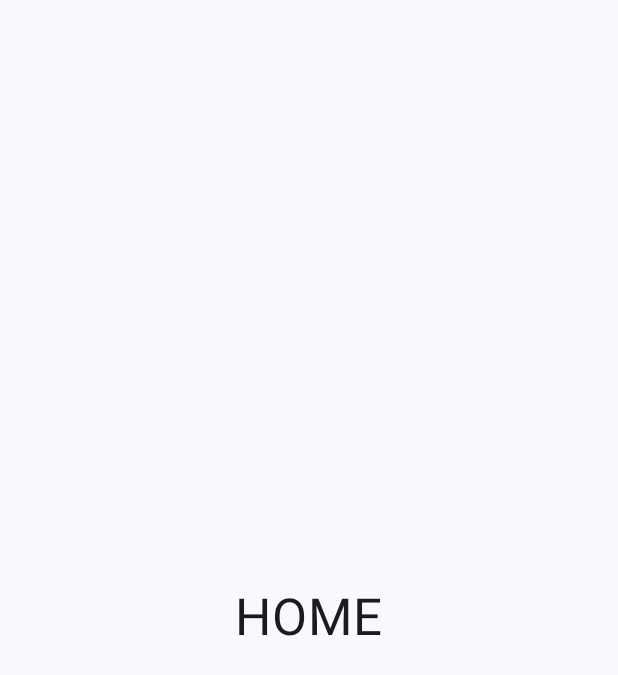
After one commit to naufalnak/MovApp, an Android app built with Jetpack Compose: the HomeScreen screen opened through its navigation route, on a phone screen of 412 x 824 dp. The commit adds this screen. Shown: the top 675 px of the screen. Run offline under Robolectric (Android 15) with nearby library versions, the phone set to English and light mode, and no system bars; our stand-ins replace Dagger/Hilt's generated code, accompanist.

Commit message:
buat splash dan onboarding

```diff
--- a/app/src/main/java/com/makaraya/movapp/MainActivity.kt
+++ b/app/src/main/java/com/makaraya/movapp/MainActivity.kt
@@ -3,44 +3,45 @@ package com.makaraya.movapp
 import android.os.Bundle
 import androidx.activity.ComponentActivity
 import androidx.activity.compose.setContent
+import androidx.compose.animation.ExperimentalAnimationApi
 import androidx.compose.foundation.layout.fillMaxSize
+import androidx.compose.material3.ExperimentalMaterial3Api
 import androidx.compose.material3.MaterialTheme
 import androidx.compose.material3.Surface
 import androidx.compose.material3.Text
 import androidx.compose.runtime.Composable
+import androidx.compose.runtime.getValue
 import androidx.compose.ui.Modifier
 import androidx.compose.ui.tooling.preview.Preview
+import androidx.core.splashscreen.SplashScreen.Companion.installSplashScreen
+import androidx.navigation.compose.rememberNavController
+import com.google.accompanist.pager.ExperimentalPagerApi
+import com.makaraya.movapp.screen.splash.SplashViewModel
 import com.makaraya.movapp.ui.theme.MovAppTheme
+import dagger.hilt.android.AndroidEntryPoint
+import javax.inject.Inject
 
+@ExperimentalAnimationApi
+@ExperimentalPagerApi
+@AndroidEntryPoint
 class MainActivity : ComponentActivity() {
+
+    @Inject
+    lateinit var splashViewModel: SplashViewModel
+
+    @OptIn(ExperimentalMaterial3Api::class)
     override fun onCreate(savedInstanceState: Bundle?) {
         super.onCreate(savedInstanceState)
+        installSplashScreen().setKeepOnScreenCondition {
+            !splashViewModel.isLoading.value
+        }
+
         setContent {
             MovAppTheme {
-                // A surface container using the 'background' color from the theme
-                Surface(
-                    modifier = Modifier.fillMaxSize(),
-                    color = MaterialTheme.colorScheme.background
-                ) {
-                    Greeting("Android")
-                }
+                val screen by splashViewModel.startDestination
+                val navController = rememberNavController()
+                MovApp(navController = navController, startDestination = screen)
             }
         }
     }
 }
-
-@Composable
-fun Greeting(name: String, modifier: Modifier = Modifier) {
-    Text(
-        text = "Hello $name!",
-        modifier = modifier
-    )
-}
-
-@Preview(showBackground = true)
-@Composable
-fun GreetingPreview() {
-    MovAppTheme {
-        Greeting("Android")
-    }
-}
--- /dev/null
+++ b/app/src/main/java/com/makaraya/movapp/MovApp.kt
@@ -0,0 +1,48 @@
+package com.makaraya.movapp
+
+import androidx.compose.animation.ExperimentalAnimationApi
+import androidx.compose.foundation.layout.padding
+import androidx.compose.material3.ExperimentalMaterial3Api
+import androidx.compose.material3.Scaffold
+import androidx.compose.runtime.Composable
+import androidx.compose.ui.Modifier
+import androidx.navigation.NavHostController
+import androidx.navigation.compose.NavHost
+import androidx.navigation.compose.composable
+import com.google.accompanist.pager.ExperimentalPagerApi
+import com.makaraya.movapp.navigation.Screen
+import com.makaraya.movapp.screen.home.HomeScreen
+import com.makaraya.movapp.screen.welcome.WelcomeScreen
+
+@OptIn(ExperimentalAnimationApi::class, ExperimentalPagerApi::class)
+@ExperimentalMaterial3Api
+@Composable
+fun MovApp(
+    navController: NavHostController,
+    startDestination: String
+) {
+    Scaffold(
+        topBar = {
+
+        },
+        bottomBar = {
+
+        },
+        modifier = Modifier,
+        content = { innerPadding ->
+            NavHost(
+                navController = navController,
+                startDestination = startDestination,
+                modifier = Modifier.padding(innerPadding)
+            ) {
+                composable(route = Screen.Welcome.route) {
+                    WelcomeScreen(navController = navController)
+                }
+                composable(route = Screen.Home.route) {
+                    HomeScreen(navController = navController)
+                }
+                // Define other screens here if necessary
+            }
+        }
+    )
+}
--- /dev/null
+++ b/app/src/main/java/com/makaraya/movapp/data/local/DataStoreRepository.kt
@@ -0,0 +1,45 @@
+package com.makaraya.movapp.data.local
+
+import android.content.Context
+import androidx.datastore.core.DataStore
+import androidx.datastore.core.IOException
+import androidx.datastore.preferences.core.Preferences
+import androidx.datastore.preferences.core.booleanPreferencesKey
+import androidx.datastore.preferences.core.edit
+import androidx.datastore.preferences.core.emptyPreferences
+import androidx.datastore.preferences.preferencesDataStore
+import kotlinx.coroutines.flow.Flow
+import kotlinx.coroutines.flow.catch
+import kotlinx.coroutines.flow.map
+
+val Context.dataStore: DataStore<Preferences> by preferencesDataStore(name = "on_boarding_pref")
+
+class DataStoreRepository(context: Context) {
+
+    private object PreferencesKey {
+        val onBoardingKey = booleanPreferencesKey(name = "on_boarding_completed")
+    }
+
+    private val dataStore = context.dataStore
+
+    suspend fun saveOnBoardingState(completed: Boolean) {
+        dataStore.edit { preferences ->
+            preferences[PreferencesKey.onBoardingKey] = completed
+        }
+    }
+
+    fun readOnBoardingState(): Flow<Boolean> {
+        return dataStore.data
+            .catch { exception ->
+                if (exception is IOException) {
+                    emit(emptyPreferences())
+                } else {
+                    throw exception
+                }
+            }
+            .map { preferences ->
+                val onBoardingState = preferences[PreferencesKey.onBoardingKey] ?: false
+                onBoardingState
+            }
+    }
+}
--- /dev/null
+++ b/app/src/main/java/com/makaraya/movapp/navigation/Screen.kt
@@ -0,0 +1,6 @@
+package com.makaraya.movapp.navigation
+
+sealed class Screen(val route: String) {
+    object Welcome : Screen(route = "welcome_screen")
+    object Home : Screen(route = "home_screen")
+}
--- /dev/null
+++ b/app/src/main/java/com/makaraya/movapp/screen/home/HomeScreen.kt
@@ -0,0 +1,31 @@
+package com.makaraya.movapp.screen.home
+
+import androidx.compose.foundation.layout.Box
+import androidx.compose.foundation.layout.fillMaxSize
+import androidx.compose.material.MaterialTheme
+import androidx.compose.material3.Text
+import androidx.compose.runtime.Composable
+import androidx.compose.ui.Alignment
+import androidx.compose.ui.Modifier
+import androidx.compose.ui.tooling.preview.Preview
+import androidx.navigation.NavController
+import androidx.navigation.compose.rememberNavController
+
+@Composable
+fun HomeScreen(navController: NavController) {
+    Box(
+        modifier = Modifier.fillMaxSize(),
+        contentAlignment = Alignment.Center
+    ) {
+        Text(
+            text = "HOME",
+            fontSize = MaterialTheme.typography.h4.fontSize
+        )
+    }
+}
+
+@Composable
+@Preview(showBackground = true)
+fun HomeScreenPreview() {
+    HomeScreen(navController = rememberNavController())
+}
--- /dev/null
+++ b/app/src/main/java/com/makaraya/movapp/screen/splash/SplashViewModel.kt
@@ -0,0 +1,36 @@
+package com.makaraya.movapp.screen.splash
+
+import androidx.compose.runtime.MutableState
+import androidx.compose.runtime.State
+import androidx.compose.runtime.mutableStateOf
+import androidx.lifecycle.ViewModel
+import androidx.lifecycle.viewModelScope
+import com.makaraya.movapp.data.local.DataStoreRepository
+import com.makaraya.movapp.navigation.Screen
+import kotlinx.coroutines.launch
+import javax.inject.Inject
+
+class SplashViewModel @Inject constructor(
+    private val repository: DataStoreRepository
+) : ViewModel() {
+
+    private val _isLoading: MutableState<Boolean> = mutableStateOf(true)
+    val isLoading: State<Boolean> = _isLoading
+
+    private val _startDestination: MutableState<String> = mutableStateOf(Screen.Welcome.route)
+    val startDestination: State<String> = _startDestination
+
+    init {
+        viewModelScope.launch {
+            repository.readOnBoardingState().collect { completed ->
+                if (completed) {
+                    _startDestination.value = Screen.Home.route
+                } else {
+                    _startDestination.value = Screen.Welcome.route
+                }
+            }
+            _isLoading.value = false
+        }
+    }
+
+}
--- /dev/null
+++ b/app/src/main/java/com/makaraya/movapp/screen/welcome/WelcomeScreen.kt
@@ -0,0 +1,164 @@
+package com.makaraya.movapp.screen.welcome
+
+import androidx.compose.animation.AnimatedVisibility
+import androidx.compose.animation.ExperimentalAnimationApi
+import androidx.compose.foundation.Image
+import androidx.compose.foundation.layout.Arrangement
+import androidx.compose.foundation.layout.Column
+import androidx.compose.foundation.layout.Row
+import androidx.compose.foundation.layout.fillMaxHeight
+import androidx.compose.foundation.layout.fillMaxSize
+import androidx.compose.foundation.layout.fillMaxWidth
+import androidx.compose.foundation.layout.padding
+import androidx.compose.material.Button
+import androidx.compose.material.ButtonDefaults
+import androidx.compose.material.MaterialTheme
+import androidx.compose.material3.Text
+import androidx.compose.runtime.Composable
+import androidx.compose.ui.Alignment
+import androidx.compose.ui.Modifier
+import androidx.compose.ui.graphics.Color
+import androidx.compose.ui.res.painterResource
+import androidx.compose.ui.text.font.FontWeight
+import androidx.compose.ui.text.style.TextAlign
+import androidx.compose.ui.tooling.preview.Preview
+import androidx.compose.ui.unit.dp
+import androidx.hilt.navigation.compose.hiltViewModel
+import androidx.navigation.NavHostController
+import com.google.accompanist.pager.ExperimentalPagerApi
+import com.google.accompanist.pager.HorizontalPager
+import com.google.accompanist.pager.HorizontalPagerIndicator
+import com.google.accompanist.pager.PagerState
+import com.google.accompanist.pager.rememberPagerState
+import com.makaraya.movapp.navigation.Screen
+import com.makaraya.movapp.util.OnBoardingPage
+
+@ExperimentalAnimationApi
+@ExperimentalPagerApi
+@Composable
+fun WelcomeScreen(
+    navController: NavHostController,
+    welcomeViewModel: WelcomeViewModel = hiltViewModel()
+) {
+    val pages = listOf(
+        OnBoardingPage.First,
+        OnBoardingPage.Second,
+        OnBoardingPage.Third
+    )
+    val pagerState = rememberPagerState()
+
+    Column(modifier = Modifier.fillMaxSize()) {
+        HorizontalPager(
+            modifier = Modifier.weight(10f),
+            count = 3,
+            state = pagerState,
+            verticalAlignment = Alignment.Top
+        ) { position ->
+            PagerScreen(onBoardingPage = pages[position])
+        }
+        HorizontalPagerIndicator(
+            modifier = Modifier
+                .align(Alignment.CenterHorizontally)
+                .weight(1f),
+            pagerState = pagerState
+        )
+        FinishButton(
+            modifier = Modifier.weight(1f),
+            pagerState = pagerState
+        ) {
+            welcomeViewModel.saveOnBoardingState(completed = true)
+            navController.popBackStack()
+            navController.navigate(Screen.Home.route)
+        }
+    }
+}
+
+@Composable
+fun PagerScreen(onBoardingPage: OnBoardingPage) {
+    Column(
+        modifier = Modifier
+            .fillMaxWidth(),
+        horizontalAlignment = Alignment.CenterHorizontally,
+        verticalArrangement = Arrangement.Top
+    ) {
+        Image(
+            modifier = Modifier
+                .fillMaxWidth(0.5f)
+                .fillMaxHeight(0.7f),
+            painter = painterResource(id = onBoardingPage.image),
+            contentDescription = "Pager Image"
+        )
+        Text(
+            modifier = Modifier
+                .fillMaxWidth(),
+            text = onBoardingPage.title,
+            fontSize = MaterialTheme.typography.h4.fontSize,
+            fontWeight = FontWeight.Bold,
+            textAlign = TextAlign.Center
+        )
+        Text(
+            modifier = Modifier
+                .fillMaxWidth()
+                .padding(horizontal = 40.dp)
+                .padding(top = 20.dp),
+            text = onBoardingPage.description,
+            fontSize = MaterialTheme.typography.subtitle1.fontSize,
+            fontWeight = FontWeight.Medium,
+            textAlign = TextAlign.Center
+        )
+    }
+}
+
+@ExperimentalAnimationApi
+@ExperimentalPagerApi
+@Composable
+fun FinishButton(
+    modifier: Modifier,
+    pagerState: PagerState,
+    onClick: () -> Unit
+) {
+    Row(
+        modifier = modifier
+            .padding(horizontal = 40.dp),
+        verticalAlignment = Alignment.Top,
+        horizontalArrangement = Arrangement.Center
+    ) {
+        AnimatedVisibility(
+            modifier = Modifier.fillMaxWidth(),
+            visible = pagerState.currentPage == 2
+        ) {
+            Button(
+                onClick = onClick,
+                colors = ButtonDefaults.buttonColors(
+                    contentColor = Color.White
+                )
+            ) {
+                Text(text = "Lanjut")
+            }
+        }
+    }
+}
+
+@Composable
+@Preview(showBackground = true)
+fun FirstOnBoardingScreenPreview() {
+    Column(modifier = Modifier.fillMaxSize()) {
+        PagerScreen(onBoardingPage = OnBoardingPage.First)
+    }
+}
+
+@Composable
+@Preview(showBackground = true)
+fun SecondOnBoardingScreenPreview() {
+    Column(modifier = Modifier.fillMaxSize()) {
+        PagerScreen(onBoardingPage = OnBoardingPage.Second)
+    }
+}
+
+@Composable
+@Preview(showBackground = true)
+fun ThirdOnBoardingScreenPreview() {
+    Column(modifier = Modifier.fillMaxSize()) {
+        PagerScreen(onBoardingPage = OnBoardingPage.Third)
+    }
+}
--- /dev/null
+++ b/app/src/main/java/com/makaraya/movapp/screen/welcome/WelcomeViewModel.kt
@@ -0,0 +1,22 @@
+package com.makaraya.movapp.screen.welcome
+
+import androidx.lifecycle.ViewModel
+import androidx.lifecycle.viewModelScope
+import com.makaraya.movapp.data.local.DataStoreRepository
+import dagger.hilt.android.lifecycle.HiltViewModel
+import kotlinx.coroutines.Dispatchers
+import kotlinx.coroutines.launch
+import javax.inject.Inject
+
+@HiltViewModel
+class WelcomeViewModel @Inject constructor(
+    private val repository: DataStoreRepository
+) : ViewModel() {
+
+    fun saveOnBoardingState(completed: Boolean) {
+        viewModelScope.launch(Dispatchers.IO) {
+            repository.saveOnBoardingState(completed = completed)
+        }
+    }
+
+}
```
Also changed, not shown: app/src/main/java/com/makaraya/movapp/di/MainModule.kt (added, +23 -0 lines), app/src/main/java/com/makaraya/movapp/util/OnBoardingPage.kt (added, +29 -0 lines).
